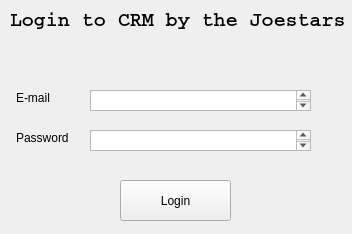
Old version of the form ui/LoginInterface.ui in the repository GabyUnalaq/UNI_CRM_Project.
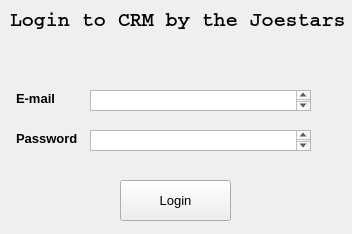
New version of the form.

```diff
--- a/ui/LoginInterface.ui
+++ b/ui/LoginInterface.ui
@@ -43,6 +43,13 @@
      <height>16</height>
     </rect>
    </property>
+   <property name="font">
+    <font>
+     <pointsize>10</pointsize>
+     <weight>75</weight>
+     <bold>true</bold>
+    </font>
+   </property>
    <property name="text">
     <string>E-mail</string>
    </property>
@@ -52,10 +59,17 @@
     <rect>
      <x>16</x>
      <y>130</y>
-     <width>61</width>
+     <width>71</width>
      <height>16</height>
     </rect>
    </property>
+   <property name="font">
+    <font>
+     <pointsize>10</pointsize>
+     <weight>75</weight>
+     <bold>true</bold>
+    </font>
+   </property>
    <property name="text">
     <string>Password</string>
    </property>
@@ -69,6 +83,14 @@
      <height>41</height>
     </rect>
    </property>
+   <property name="font">
+    <font>
+     <pointsize>10</pointsize>
+    </font>
+   </property>
+   <property name="cursor">
+    <cursorShape>PointingHandCursor</cursorShape>
+   </property>
    <property name="text">
     <string>Login</string>
    </property>
```
Left out of the diff: 32 changed lines with no effect on the pictures.
